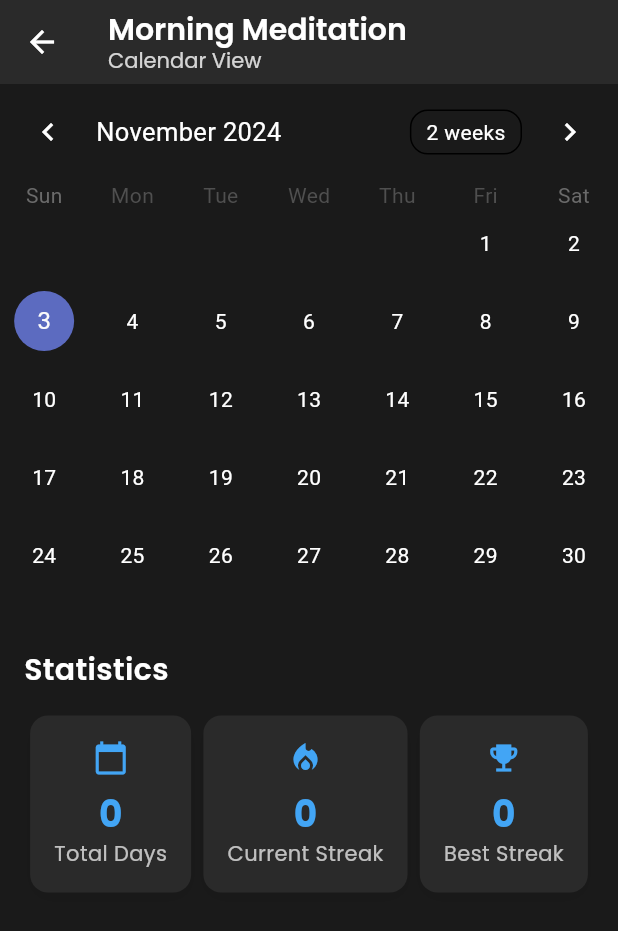
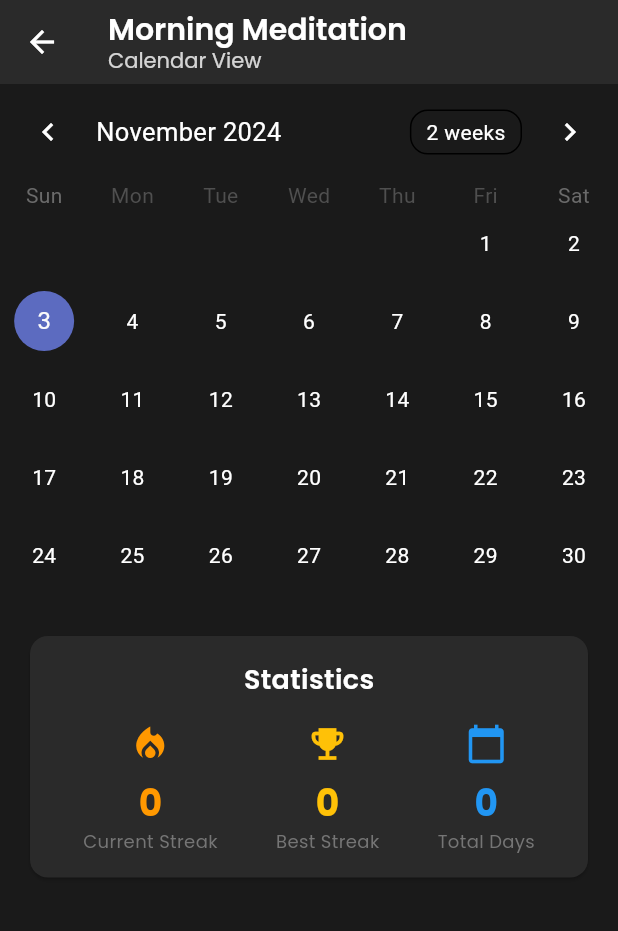
Before and after one commit to callmeartan/habitly, a Flutter app: the screen it shows after launch, after a tap on the "dark mode" icon, after a tap on "Morning Meditation", on a phone screen of 412 x 824 dp. Shown: the top 931 px of the screen. Run offline on Flutter 3.47's test engine with Material 3 defaults, Android fonts, the phone set to English and light mode, and no system bars; drawn by our look-alikes of table_calendar; our stand-ins replace flutter_local_notifications, google_fonts, shared_preferences, timezone.

Commit message:
-A monthly calendar view showing completed days -Statistics including current streak, best streak, and total -completion days -Visual indicators for completed days -Proper theme support -Persistence of completion dates

```diff
--- a/lib/models/habit.dart
+++ b/lib/models/habit.dart
@@ -7,7 +7,7 @@ class Habit {
   bool completedToday;
   double progress;
   DateTime? reminderTime;
-  List<DateTime> completionDates; // New field
+  List<DateTime> completionDates; // Add this line
 
   Habit({
     required this.id,
@@ -19,7 +19,7 @@ class Habit {
     required this.progress,
     this.reminderTime,
     List<DateTime>? completionDates, // Add this parameter
-  }) : completionDates = completionDates ?? [];
+  }) : completionDates = completionDates ?? []; // Initialize empty list if null
 
   Habit copyWith({
     String? name,
@@ -29,7 +29,7 @@ class Habit {
     bool? completedToday,
     double? progress,
     DateTime? reminderTime,
-    List<DateTime>? completionDates,
+    List<DateTime>? completionDates, // Add this
   }) {
     return Habit(
       id: id,
@@ -40,7 +40,7 @@ class Habit {
       completedToday: completedToday ?? this.completedToday,
       progress: progress ?? this.progress,
       reminderTime: reminderTime ?? this.reminderTime,
-      completionDates: completionDates ?? this.completionDates,
+      completionDates: completionDates ?? this.completionDates, // Add this
     );
   }
 
@@ -53,7 +53,7 @@ class Habit {
     'completedToday': completedToday,
     'progress': progress,
     'reminderTime': reminderTime?.toIso8601String(),
-    'completionDates': completionDates.map((date) => date.toIso8601String()).toList(),
+    'completionDates': completionDates.map((date) => date.toIso8601String()).toList(), // Add this
   };
 
   factory Habit.fromJson(Map<String, dynamic> json) => Habit(
@@ -69,6 +69,6 @@ class Habit {
         : null,
     completionDates: (json['completionDates'] as List<dynamic>?)
         ?.map((dateStr) => DateTime.parse(dateStr))
-        .toList() ?? [],
+        .toList() ?? [], // Add this
   );
 }
--- a/lib/screens/habit_calendar_screen.dart
+++ b/lib/screens/habit_calendar_screen.dart
@@ -90,24 +90,25 @@ class _HabitCalendarScreenState extends State<HabitCalendarScreen> {
               outsideDaysVisible: false,
               weekendTextStyle: TextStyle(color: colorScheme.onSurface),
               holidayTextStyle: TextStyle(color: colorScheme.onSurface),
+              markersAnchor: 1.5,
             ),
             calendarBuilders: CalendarBuilders(
               markerBuilder: (context, date, events) {
                 final normalizedDate = DateTime(date.year, date.month, date.day);
                 if (_completionMap[normalizedDate] == true) {
-                  return Padding(
-                    padding: const EdgeInsets.all(1.0),
-                    child: Container(
+                  return Container(
                     decoration: BoxDecoration(
                       shape: BoxShape.circle,
-                        color: colorScheme.primary,
+                      color: colorScheme.primary.withOpacity(0.8),
                     ),
-                      width: 35,
-                      height: 35,
+                    width: 42,
+                    height: 42,
                     child: Center(
                       child: Text(
                         date.day.toString(),
-                          style: TextStyle(color: colorScheme.onPrimary),
+                        style: TextStyle(
+                          color: colorScheme.onPrimary,
+                          fontWeight: FontWeight.bold,
                         ),
                       ),
                     ),
@@ -117,99 +118,76 @@ class _HabitCalendarScreenState extends State<HabitCalendarScreen> {
               },
             ),
           ),
-          const SizedBox(height: 20),
-          _buildStats(),
-        ],
-      ),
-    );
-  }
-
-  Widget _buildStats() {
-    final theme = Theme.of(context);
-    final colorScheme = theme.colorScheme;
-
-    // Calculate statistics
-    final totalDays = widget.habit.completionDates.length;
-    final currentStreak = _calculateCurrentStreak();
-    final bestStreak = _calculateBestStreak();
-
-    return Padding(
-      padding: const EdgeInsets.all(16.0),
+          const SizedBox(height: 24),
+          Padding(
+            padding: const EdgeInsets.symmetric(horizontal: 16),
+            child: Card(
+              child: Padding(
+                padding: const EdgeInsets.all(16),
                 child: Column(
-        crossAxisAlignment: CrossAxisAlignment.start,
                   children: [
                     Text(
                       'Statistics',
                       style: GoogleFonts.poppins(
-              fontSize: 20,
+                        fontSize: 18,
                         fontWeight: FontWeight.w600,
-              color: colorScheme.onSurface,
                       ),
                     ),
                     const SizedBox(height: 16),
                     Row(
                       mainAxisAlignment: MainAxisAlignment.spaceAround,
                       children: [
-              _buildStatCard(
+                        _buildStatItem(
+                          'Current Streak',
+                          _calculateCurrentStreak().toString(),
+                          Icons.local_fire_department,
+                          Colors.orange,
+                        ),
+                        _buildStatItem(
+                          'Best Streak',
+                          _calculateBestStreak().toString(),
+                          Icons.emoji_events,
+                          Colors.amber,
+                        ),
+                        _buildStatItem(
                           'Total Days',
-                totalDays.toString(),
+                          widget.habit.completionDates.length.toString(),
                           Icons.calendar_today,
-                colorScheme,
-              ),
-              _buildStatCard(
-                'Current Streak',
-                currentStreak.toString(),
-                Icons.local_fire_department,
-                colorScheme,
-              ),
-              _buildStatCard(
-                'Best Streak',
-                bestStreak.toString(),
-                Icons.emoji_events,
-                colorScheme,
+                          Colors.blue,
                         ),
                       ],
+                    ),
+                  ],
+                ),
+              ),
+            ),
           ),
         ],
       ),
     );
   }
 
-  Widget _buildStatCard(String title, String value, IconData icon, ColorScheme colorScheme) {
-    return Container(
-      padding: const EdgeInsets.all(16),
-      decoration: BoxDecoration(
-        color: colorScheme.surface,
-        borderRadius: BorderRadius.circular(12),
-        boxShadow: [
-          BoxShadow(
-            color: Colors.black.withOpacity(0.05),
-            blurRadius: 10,
-            offset: const Offset(0, 4),
-          ),
-        ],
-      ),
-      child: Column(
+  Widget _buildStatItem(String label, String value, IconData icon, Color color) {
+    return Column(
       children: [
-          Icon(icon, color: colorScheme.primary),
+        Icon(icon, color: color, size: 28),
         const SizedBox(height: 8),
         Text(
           value,
           style: GoogleFonts.poppins(
             fontSize: 24,
             fontWeight: FontWeight.bold,
-              color: colorScheme.primary,
+            color: color,
           ),
         ),
         Text(
-            title,
+          label,
           style: GoogleFonts.poppins(
-              fontSize: 14,
-              color: colorScheme.onSurface.withOpacity(0.7),
+            fontSize: 12,
+            color: Colors.grey[600],
           ),
         ),
       ],
-      ),
     );
   }
 
--- a/lib/screens/habit_dashboard.dart
+++ b/lib/screens/habit_dashboard.dart
@@ -30,6 +30,7 @@ class _HabitDashboardState extends State<HabitDashboard> {
     _notificationService.init();
     _loadHabits();
   }
+
 
   Future<void> _loadHabits() async {
     try {
@@ -148,9 +149,30 @@ class _HabitDashboardState extends State<HabitDashboard> {
       final habitIndex = habits.indexWhere((h) => h.id == habitId);
       if (habitIndex != -1) {
         final habit = habits[habitIndex];
+        final isCompleting = !habit.completedToday;
+
+        // Get current date without time
+        final today = DateTime(
+          DateTime.now().year,
+          DateTime.now().month,
+          DateTime.now().day,
+        );
+
+        var updatedCompletionDates = List<DateTime>.from(habit.completionDates);
+        if (isCompleting) {
+          updatedCompletionDates.add(today);
+        } else {
+          updatedCompletionDates.removeWhere(
+                  (date) => date.year == today.year &&
+                  date.month == today.month &&
+                  date.day == today.day
+          );
+        }
+
         habits[habitIndex] = habit.copyWith(
-          completedToday: !habit.completedToday,
-          progress: !habit.completedToday ? 1.0 : 0.0,
+          completedToday: isCompleting,
+          progress: isCompleting ? 1.0 : 0.0,
+          completionDates: updatedCompletionDates,
         );
       }
     });
@@ -521,19 +543,19 @@ class _HabitDashboardState extends State<HabitDashboard> {
                   scrollDirection: Axis.horizontal,
                   children: [
                     _buildStatCard(
-                      'Total Habits',
-                      habits.length.toString(),
-                      Icons.calendar_today,
-                    ),
-                    _buildStatCard(
-                      'Completed Today',
+                      'Completed',
                       completedToday.toString(),
                       Icons.check_circle_outline,
                     ),
                     _buildStatCard(
-                      'Average Progress',
+                      'Progress',
                       '${averageProgress.round()}%',
                       Icons.bar_chart,
+                    ),
+                    _buildStatCard(
+                      'Total Habits',
+                      habits.length.toString(),
+                      Icons.calendar_today,
                     ),
                   ],
                 ),
```
Lines whose indentation alone changed are shown as unchanged.
